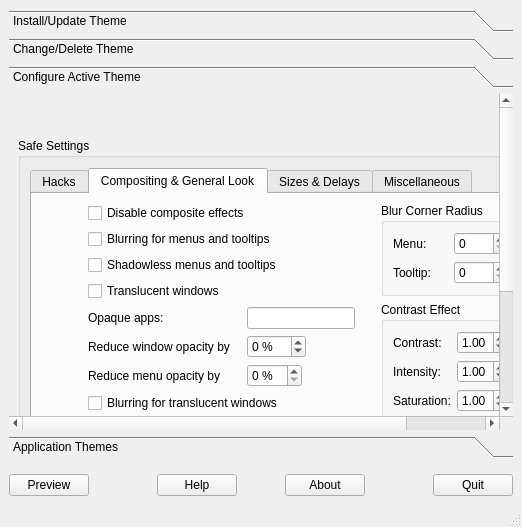
Qt form Kvantum/kvantummanager/kvantummanager.ui (tsujan/Kvantum) before a commit.
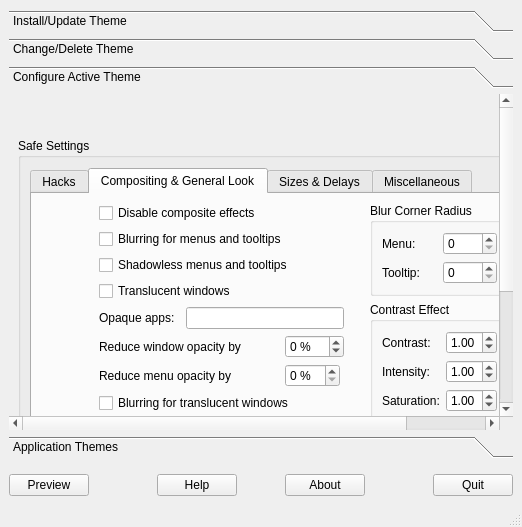
The same form after that commit. The open tabs and pages were chosen to show the change. Custom widgets are drawn as their Qt base class.

What changed in the file:
```diff
--- a/Kvantum/kvantummanager/kvantummanager.ui
+++ b/Kvantum/kvantummanager/kvantummanager.ui
@@ -980,7 +980,9 @@
                  </property>
                 </widget>
                </item>
-               <item row="4" column="1">
+               <item row="4" column="1" colspan="3">
+                <layout class="QHBoxLayout" name="horizontalLayout">
+                 <item>
                 <widget class="QLabel" name="opaqueLabel">
                  <property name="toolTip">
                   <string>A comma-separated list of executables,
@@ -994,7 +996,7 @@
                  </property>
                 </widget>
                </item>
-               <item row="4" column="2">
+                 <item>
                 <spacer name="horizontalSpacerOpaque">
                  <property name="orientation">
                   <enum>Qt::Horizontal</enum>
@@ -1010,7 +1012,7 @@
                  </property>
                 </spacer>
                </item>
-               <item row="4" column="3">
+                 <item>
                 <widget class="QLineEdit" name="opaqueEdit">
                  <property name="toolTip">
                   <string>A comma-separated list of executables,
@@ -1020,6 +1022,8 @@
 problems with translucency!)</string>
                  </property>
                 </widget>
+                 </item>
+                </layout>
                </item>
                <item row="4" column="4">
                 <spacer name="horizontalSpacer">
```
Lines whose indentation alone changed are shown as unchanged.
